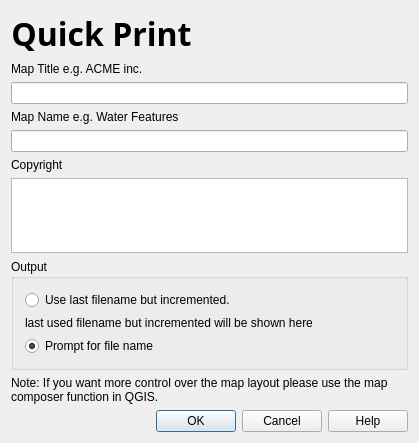
Before: the Qt Designer form branches/diagram-branch/src/plugins/quick_print/quickprintguibase.ui in stopa85/Quantum-GIS, drawn with Qt 5.
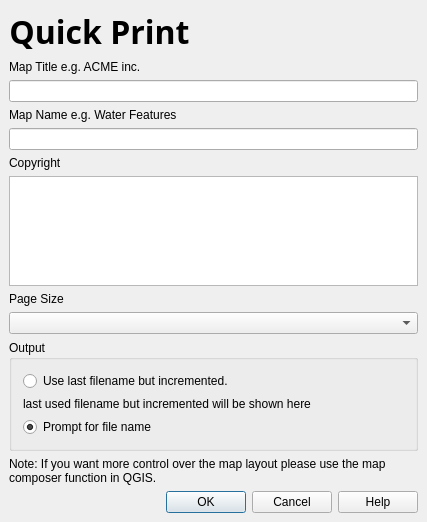
After: the same form once the commit is applied. Icons and pictures are not drawn.

The edit to the form file:
```diff
--- a/branches/diagram-branch/src/plugins/quick_print/quickprintguibase.ui
+++ b/branches/diagram-branch/src/plugins/quick_print/quickprintguibase.ui
@@ -5,8 +5,8 @@
    <rect>
     <x>0</x>
     <y>0</y>
-    <width>419</width>
-    <height>443</height>
+    <width>427</width>
+    <height>522</height>
    </rect>
   </property>
   <property name="windowTitle" >
@@ -17,11 +17,122 @@
   </property>
   <layout class="QGridLayout" >
    <property name="margin" >
-    <number>11</number>
+    <number>9</number>
    </property>
    <property name="spacing" >
     <number>6</number>
    </property>
+   <item row="11" column="0" >
+    <widget class="QDialogButtonBox" name="buttonBox" >
+     <property name="orientation" >
+      <enum>Qt::Horizontal</enum>
+     </property>
+     <property name="standardButtons" >
+      <set>QDialogButtonBox::Cancel|QDialogButtonBox::Help|QDialogButtonBox::NoButton|QDialogButtonBox::Ok</set>
+     </property>
+    </widget>
+   </item>
+   <item row="10" column="0" >
+    <widget class="QLabel" name="label" >
+     <property name="text" >
+      <string>Note: If you want more control over the map layout please use the map composer function in QGIS.</string>
+     </property>
+     <property name="wordWrap" >
+      <bool>true</bool>
+     </property>
+    </widget>
+   </item>
+   <item row="9" column="0" >
+    <widget class="QGroupBox" name="grpOuput" >
+     <property name="title" >
+      <string>Output</string>
+     </property>
+     <layout class="QGridLayout" >
+      <property name="margin" >
+       <number>11</number>
+      </property>
+      <property name="spacing" >
+       <number>6</number>
+      </property>
+      <item row="0" column="0" >
+       <widget class="QRadioButton" name="radUseIncrementedFileName" >
+        <property name="text" >
+         <string>Use last filename but incremented.</string>
+        </property>
+       </widget>
+      </item>
+      <item row="1" column="0" >
+       <widget class="QLabel" name="lblIncrementedFilename" >
+        <property name="text" >
+         <string>last used filename but incremented will be shown here</string>
+        </property>
+        <property name="wordWrap" >
+         <bool>true</bool>
+        </property>
+       </widget>
+      </item>
+      <item row="2" column="0" >
+       <widget class="QRadioButton" name="radPromptForFileName" >
+        <property name="text" >
+         <string>Prompt for file name</string>
+        </property>
+        <property name="checked" >
+         <bool>true</bool>
+        </property>
+       </widget>
+      </item>
+     </layout>
+    </widget>
+   </item>
+   <item row="8" column="0" >
+    <widget class="QComboBox" name="cboPageSize" />
+   </item>
+   <item row="7" column="0" >
+    <widget class="QLabel" name="label_2" >
+     <property name="text" >
+      <string>Page Size</string>
+     </property>
+    </widget>
+   </item>
+   <item row="6" column="0" >
+    <widget class="QTextEdit" name="teCopyright" />
+   </item>
+   <item row="5" column="0" >
+    <widget class="QLabel" name="lblCopyright" >
+     <property name="text" >
+      <string>Copyright</string>
+     </property>
+     <property name="buddy" >
+      <cstring>teCopyright</cstring>
+     </property>
+    </widget>
+   </item>
+   <item row="4" column="0" >
+    <widget class="QLineEdit" name="leMapName" />
+   </item>
+   <item row="3" column="0" >
+    <widget class="QLabel" name="lblMapName" >
+     <property name="text" >
+      <string>Map Name e.g. Water Features</string>
+     </property>
+     <property name="buddy" >
+      <cstring>leMapName</cstring>
+     </property>
+    </widget>
+   </item>
+   <item row="2" column="0" >
+    <widget class="QLineEdit" name="leMapTitle" />
+   </item>
+   <item row="1" column="0" >
+    <widget class="QLabel" name="lblMapTitle" >
+     <property name="text" >
+      <string>Map Title e.g. ACME inc.</string>
+     </property>
+     <property name="buddy" >
+      <cstring>leMapTitle</cstring>
+     </property>
+    </widget>
+   </item>
    <item row="0" column="0" >
     <widget class="QLabel" name="txtHeading" >
      <property name="sizePolicy" >
@@ -51,107 +162,6 @@
      </property>
     </widget>
    </item>
-   <item row="1" column="0" >
-    <widget class="QLabel" name="lblMapTitle" >
-     <property name="text" >
-      <string>Map Title e.g. ACME inc.</string>
-     </property>
-     <property name="buddy" >
-      <cstring>leMapTitle</cstring>
-     </property>
-    </widget>
-   </item>
-   <item row="2" column="0" >
-    <widget class="QLineEdit" name="leMapTitle" />
-   </item>
-   <item row="3" column="0" >
-    <widget class="QLabel" name="lblMapName" >
-     <property name="text" >
-      <string>Map Name e.g. Water Features</string>
-     </property>
-     <property name="buddy" >
-      <cstring>leMapName</cstring>
-     </property>
-    </widget>
-   </item>
-   <item row="4" column="0" >
-    <widget class="QLineEdit" name="leMapName" />
-   </item>
-   <item row="5" column="0" >
-    <widget class="QLabel" name="lblCopyright" >
-     <property name="text" >
-      <string>Copyright</string>
-     </property>
-     <property name="buddy" >
-      <cstring>teCopyright</cstring>
-     </property>
-    </widget>
-   </item>
-   <item row="6" column="0" >
-    <widget class="QTextEdit" name="teCopyright" />
-   </item>
-   <item row="7" column="0" >
-    <widget class="QGroupBox" name="grpOuput" >
-     <property name="title" >
-      <string>Output</string>
-     </property>
-     <layout class="QGridLayout" >
-      <property name="margin" >
-       <number>11</number>
-      </property>
-      <property name="spacing" >
-       <number>6</number>
-      </property>
-      <item row="0" column="0" >
-       <widget class="QRadioButton" name="radUseIncrementedFileName" >
-        <property name="text" >
-         <string>Use last filename but incremented.</string>
-        </property>
-       </widget>
-      </item>
-      <item row="1" column="0" >
-       <widget class="QLabel" name="lblIncrementedFilename" >
-        <property name="text" >
-         <string>last used filename but incremented will be shown here</string>
-        </property>
-        <property name="wordWrap" >
-         <bool>true</bool>
-        </property>
-       </widget>
-      </item>
-      <item row="2" column="0" >
-       <widget class="QRadioButton" name="radPromptForFileName" >
-        <property name="text" >
-         <string>Prompt for file name</string>
-        </property>
-        <property name="checked" >
-         <bool>true</bool>
-        </property>
-       </widget>
-      </item>
-     </layout>
-    </widget>
-   </item>
-   <item row="8" column="0" >
-    <widget class="QLabel" name="label" >
-     <property name="text" >
-      <string>Note: If you want more control over the map layout please use the map composer function in QGIS.</string>
-     </property>
-     <property name="wordWrap" >
-      <bool>true</bool>
-     </property>
-    </widget>
-   </item>
-   <item row="9" column="0" >
-    <widget class="QDialogButtonBox" name="buttonBox" >
-     <property name="orientation" >
-      <enum>Qt::Horizontal</enum>
-     </property>
-     <property name="standardButtons" >
-      <set>QDialogButtonBox::Cancel|QDialogButtonBox::Help|QDialogButtonBox::NoButton|QDialogButtonBox::Ok</set>
-     </property>
-    </widget>
-   </item>
   </layout>
  </widget>
  <layoutdefault spacing="6" margin="11" />
```
